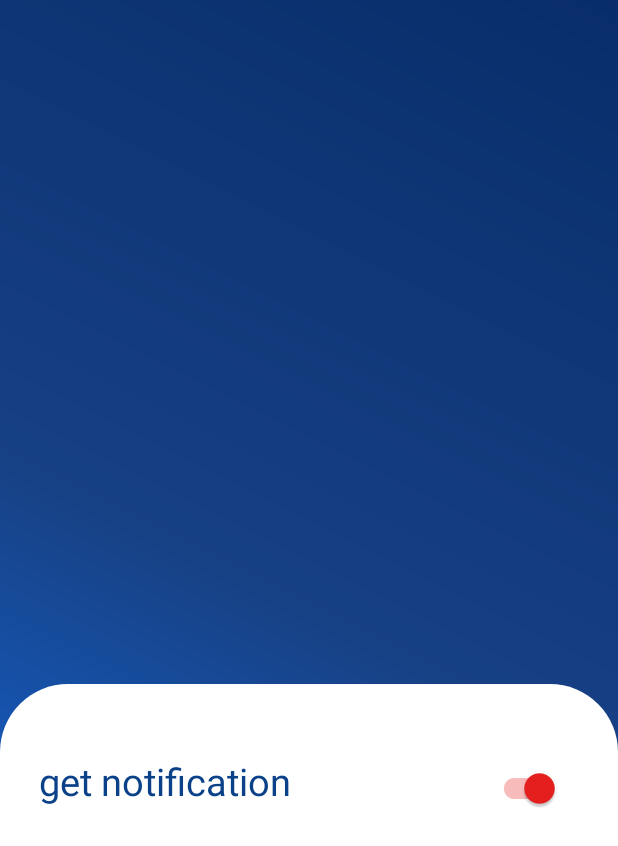
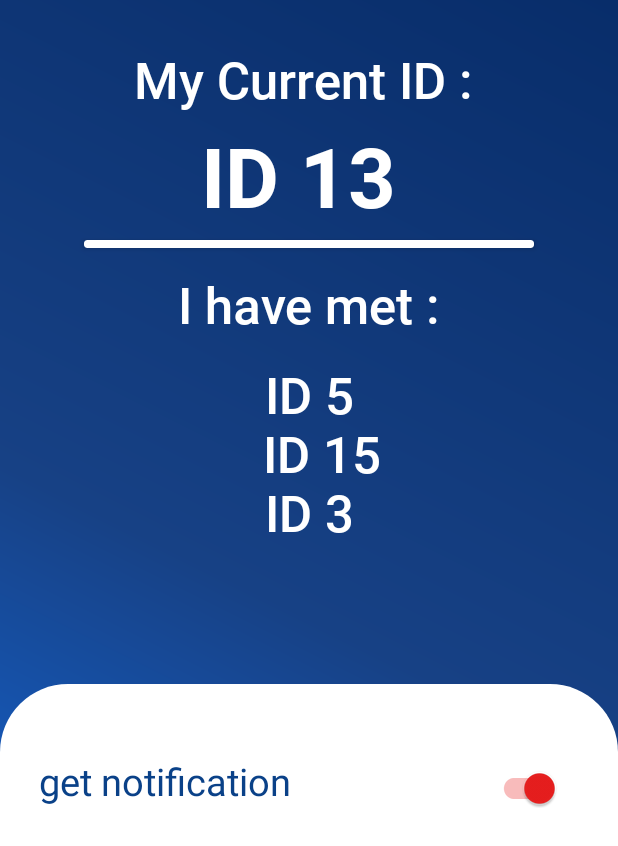
Before and after one commit to amaamoun74/Android-Projects, an Android app: the layout fragment_exposure_system.xml on its own in the app's theme, with its tools: preview values and no code run, on a phone screen of 412 x 824 dp. Shown: the top 846 px of the screen. Run offline under Robolectric (Android 15) with nearby library versions, the phone set to English and light mode, and no system bars.

Commit message:
Merge remote-tracking branch 'origin/master'
# Conflicts:
#	.idea/misc.xml
#	app/src/main/res/layout/activity_log_in.xml
#	app/src/main/res/values/colors.xml

```diff
--- a/app/src/main/java/com/example/healthapp/UI/activity/user_Info.java
+++ b/app/src/main/java/com/example/healthapp/UI/activity/user_Info.java
@@ -47,8 +47,6 @@ public class user_Info extends AppCompatActivity implements View.OnClickListener
         next.setOnClickListener(view -> {
             if (genderValidate() && userTypeValidation()) {
                 callRegister();
-                Intent intent = new Intent(user_Info.this, BottomNavigation.class);
-                startActivity(intent);
              }
         });
 
--- a/app/src/main/java/com/example/healthapp/model/Json.java
+++ b/app/src/main/java/com/example/healthapp/model/Json.java
@@ -4,9 +4,6 @@ package com.example.healthapp.model;
 import com.google.gson.annotations.Expose;
 import com.google.gson.annotations.SerializedName;
 
-import javax.annotation.Generated;
-
-@Generated("jsonschema2pojo")
 public class Json {
 
     @SerializedName("userId")
--- a/app/src/main/java/com/example/healthapp/pojo/BottomNavigation.java
+++ b/app/src/main/java/com/example/healthapp/pojo/BottomNavigation.java
@@ -32,11 +32,11 @@ public class BottomNavigation extends AppCompatActivity {
         bottomNav = findViewById(R.id.bottomNav);
         //add menu items to bottomNav
         bottomNav.add(new MeowBottomNavigation.Model(1, R.drawable.ic_baseline_person_24));
-        bottomNav.add(new MeowBottomNavigation.Model(2, R.drawable.exposure_notif));
+        bottomNav.add(new MeowBottomNavigation.Model(2, R.drawable.ic_baseline_coronavirus_24));
         bottomNav.add(new MeowBottomNavigation.Model(3, R.drawable.ic_home_black_24dp));
         bottomNav.add(new MeowBottomNavigation.Model(4, R.drawable.ic_baseline_more_vert_24));
         bottomNav.add(new MeowBottomNavigation.Model(5, R.drawable.qr));
-        bottomNav.add(new MeowBottomNavigation.Model(6, R.drawable.ic_baseline_coronavirus_24));
+        bottomNav.add(new MeowBottomNavigation.Model(6, R.drawable.exposure_notif));
 
         //set bottomNav on show listener
         bottomNav.setOnShowListener(new MeowBottomNavigation.ShowListener() {
@@ -50,7 +50,7 @@ public class BottomNavigation extends AppCompatActivity {
                     layout.setVisibility(View.INVISIBLE);
                     fragment = new profileFragment();
                 } else if (item.getId() == 2) {
-                    fragment = new ExposureFragment();
+                    fragment = new modelQues();
                 } else if (item.getId() == 3) {
                     fragment = new HomeFragment2();
                 } else if (item.getId() == 4) {
@@ -60,7 +60,7 @@ public class BottomNavigation extends AppCompatActivity {
                     fragment = new QRScanningFragment();
                     layout.setVisibility(View.INVISIBLE);
                 } else if (item.getId() == 6) {
-                    fragment = new modelQues();
+                    fragment = new ExposureFragment();
                     layout.setVisibility(View.INVISIBLE);
                 }
                 loadFragment(fragment);
--- a/app/src/main/res/layout/activity_home2.xml
+++ b/app/src/main/res/layout/activity_home2.xml
@@ -48,6 +48,6 @@
         app:mbn_countBackgroundColor="@color/white"
         app:mbn_defaultIconColor="@color/white"
         app:mbn_shadowColor="@color/black"
-        app:mbn_selectedIconColor="#E81515"
+        app:mbn_selectedIconColor="#1033B1"
         />
 </androidx.constraintlayout.widget.ConstraintLayout>
--- a/app/src/main/res/layout/fragment_exposure_system.xml
+++ b/app/src/main/res/layout/fragment_exposure_system.xml
@@ -20,6 +20,51 @@
             android:layout_width="match_parent"
             android:layout_height="?actionBarSize" />
 
+        <TextView
+            android:layout_width="match_parent"
+            android:layout_height="wrap_content"
+            android:text="My Current ID : "
+            android:textSize="34sp"
+            android:textAlignment="center"
+            android:textColor="@color/white"
+            android:layout_marginTop="30dp"
+            android:fontFamily="@font/roboto_medium"/>
+
+        <TextView
+            android:layout_width="match_parent"
+            android:layout_height="wrap_content"
+            android:layout_marginTop="80dp"
+            android:fontFamily="@font/roboto_bold"
+            android:text="ID 13 "
+            android:textAlignment="center"
+            android:textColor="@color/white"
+            android:textSize="55sp"/>
+
+        <androidx.cardview.widget.CardView
+            android:layout_width="300dp"
+            android:layout_height="5dp"
+            android:layout_centerHorizontal="true"
+            android:layout_marginTop="160dp" />
+
+        <TextView
+            android:layout_width="match_parent"
+            android:layout_height="wrap_content"
+            android:layout_marginTop="180dp"
+            android:fontFamily="@font/roboto_medium"
+            android:text="I have met :"
+            android:textAlignment="center"
+            android:textColor="@color/white"
+            android:textSize="34sp" />
+
+        <TextView
+            android:layout_width="match_parent"
+            android:layout_height="wrap_content"
+            android:layout_marginTop="240dp"
+            android:fontFamily="@font/roboto_medium"
+            android:text="ID 5\n  ID 15\nID 3"
+            android:textAlignment="center"
+            android:textColor="@color/white"
+            android:textSize="34sp" />
 
         <LinearLayout
             android:layout_width="match_parent"
```
